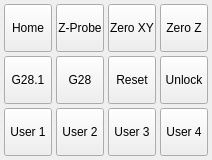
This is View/ControlForm.ui in octronic-uk/Candle as Qt 5 draws it before an edit. The edited form follows.
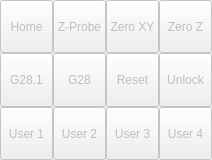
This is the edited form. Icons and pictures are not drawn.

The edit to the form file:
```diff
--- a/View/ControlForm.ui
+++ b/View/ControlForm.ui
@@ -2,6 +2,9 @@
 <ui version="4.0">
  <class>ControlForm</class>
  <widget class="QWidget" name="ControlForm">
+  <property name="enabled">
+   <bool>true</bool>
+  </property>
   <property name="geometry">
    <rect>
     <x>0</x>
@@ -18,22 +21,25 @@
     <enum>QLayout::SetDefaultConstraint</enum>
    </property>
    <property name="leftMargin">
-    <number>4</number>
+    <number>0</number>
    </property>
    <property name="topMargin">
-    <number>4</number>
+    <number>0</number>
    </property>
    <property name="rightMargin">
-    <number>4</number>
+    <number>0</number>
    </property>
    <property name="bottomMargin">
-    <number>4</number>
+    <number>0</number>
    </property>
    <property name="spacing">
-    <number>4</number>
+    <number>0</number>
    </property>
    <item row="0" column="0">
     <widget class="QToolButton" name="homeButton">
+     <property name="enabled">
+      <bool>false</bool>
+     </property>
      <property name="sizePolicy">
       <sizepolicy hsizetype="Expanding" vsizetype="Expanding">
        <horstretch>0</horstretch>
@@ -75,6 +81,9 @@
    </item>
    <item row="0" column="1">
     <widget class="QToolButton" name="probeZButton">
+     <property name="enabled">
+      <bool>false</bool>
+     </property>
      <property name="sizePolicy">
       <sizepolicy hsizetype="Expanding" vsizetype="Expanding">
        <horstretch>0</horstretch>
@@ -116,6 +125,9 @@
    </item>
    <item row="0" column="2">
     <widget class="QToolButton" name="zeroXYButton">
+     <property name="enabled">
+      <bool>false</bool>
+     </property>
      <property name="sizePolicy">
       <sizepolicy hsizetype="Expanding" vsizetype="Expanding">
        <horstretch>0</horstretch>
@@ -157,6 +169,9 @@
    </item>
    <item row="0" column="3">
     <widget class="QToolButton" name="zeroZButton">
+     <property name="enabled">
+      <bool>false</bool>
+     </property>
      <property name="sizePolicy">
       <sizepolicy hsizetype="Expanding" vsizetype="Expanding">
        <horstretch>0</horstretch>
@@ -199,7 +214,7 @@
    <item row="1" column="0">
     <widget class="QToolButton" name="setSafePositionButton">
      <property name="enabled">
-      <bool>true</bool>
+      <bool>false</bool>
      </property>
      <property name="sizePolicy">
       <sizepolicy hsizetype="Expanding" vsizetype="Expanding">
@@ -242,6 +257,9 @@
    </item>
    <item row="1" column="1">
     <widget class="QToolButton" name="goToSafePositionButton">
+     <property name="enabled">
+      <bool>false</bool>
+     </property>
      <property name="sizePolicy">
       <sizepolicy hsizetype="Expanding" vsizetype="Expanding">
        <horstretch>0</horstretch>
@@ -283,6 +301,9 @@
    </item>
    <item row="1" column="2">
     <widget class="QToolButton" name="resetButton">
+     <property name="enabled">
+      <bool>false</bool>
+     </property>
      <property name="sizePolicy">
       <sizepolicy hsizetype="Expanding" vsizetype="Expanding">
        <horstretch>0</horstretch>
@@ -325,7 +346,7 @@
    <item row="1" column="3">
     <widget class="QToolButton" name="unlockButton">
      <property name="enabled">
-      <bool>true</bool>
+      <bool>false</bool>
      </property>
      <property name="sizePolicy">
       <sizepolicy hsizetype="Expanding" vsizetype="Expanding">
@@ -369,7 +390,7 @@
    <item row="2" column="0">
     <widget class="QToolButton" name="user1Button">
      <property name="enabled">
-      <bool>true</bool>
+      <bool>false</bool>
      </property>
      <property name="sizePolicy">
       <sizepolicy hsizetype="Expanding" vsizetype="Expanding">
@@ -407,7 +428,7 @@
    <item row="2" column="1">
     <widget class="QToolButton" name="user2Button">
      <property name="enabled">
-      <bool>true</bool>
+      <bool>false</bool>
      </property>
      <property name="sizePolicy">
       <sizepolicy hsizetype="Expanding" vsizetype="Expanding">
@@ -445,7 +466,7 @@
    <item row="2" column="2">
     <widget class="QToolButton" name="user3Button">
      <property name="enabled">
-      <bool>true</bool>
+      <bool>false</bool>
      </property>
      <property name="sizePolicy">
       <sizepolicy hsizetype="Expanding" vsizetype="Expanding">
@@ -483,7 +504,7 @@
    <item row="2" column="3">
     <widget class="QToolButton" name="user4Button">
      <property name="enabled">
-      <bool>true</bool>
+      <bool>false</bool>
      </property>
      <property name="sizePolicy">
       <sizepolicy hsizetype="Expanding" vsizetype="Expanding">
```
